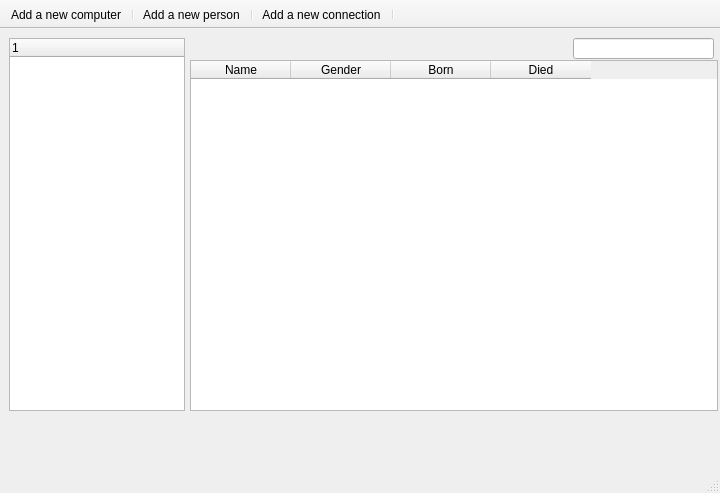
First picture: the form in database.ui, repository Verklegtnamskeid1/gubb, before the edit.
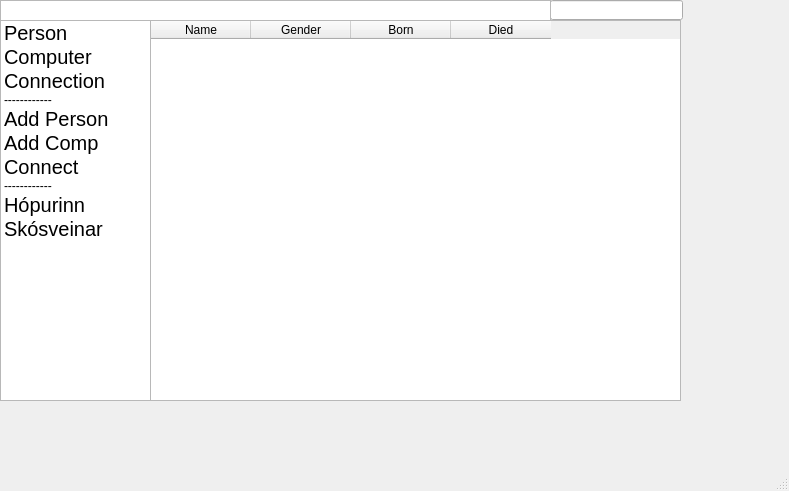
Second picture: the form after the edit. Icons and pictures are not drawn.

Patch:
```diff
--- a/database.ui
+++ b/database.ui
@@ -6,8 +6,8 @@
    <rect>
     <x>0</x>
     <y>0</y>
-    <width>720</width>
-    <height>493</height>
+    <width>789</width>
+    <height>491</height>
    </rect>
   </property>
   <property name="windowTitle">
@@ -27,64 +27,25 @@
    </size>
   </property>
   <widget class="QWidget" name="centralWidget">
-   <widget class="QTreeWidget" name="treeWidget">
-    <property name="geometry">
-     <rect>
-      <x>9</x>
-      <y>9</y>
-      <width>176</width>
-      <height>373</height>
-     </rect>
-    </property>
-    <column>
-     <property name="text">
-      <string notr="true">1</string>
-     </property>
-    </column>
-   </widget>
    <widget class="QLineEdit" name="Search_edit">
     <property name="geometry">
      <rect>
-      <x>573</x>
-      <y>9</y>
-      <width>141</width>
-      <height>21</height>
+      <x>550</x>
+      <y>0</y>
+      <width>133</width>
+      <height>20</height>
      </rect>
     </property>
    </widget>
    <widget class="QTableWidget" name="display_all">
     <property name="geometry">
      <rect>
-      <x>190</x>
-      <y>31</y>
-      <width>528</width>
-      <height>351</height>
+      <x>150</x>
+      <y>20</y>
+      <width>531</width>
+      <height>381</height>
      </rect>
     </property>
-    <property name="minimumSize">
-     <size>
-      <width>528</width>
-      <height>0</height>
-     </size>
-    </property>
-    <property name="editTriggers">
-     <set>QAbstractItemView::NoEditTriggers</set>
-    </property>
-    <property name="alternatingRowColors">
-     <bool>false</bool>
-    </property>
-    <property name="selectionBehavior">
-     <enum>QAbstractItemView::SelectRows</enum>
-    </property>
-    <property name="showGrid">
-     <bool>false</bool>
-    </property>
-    <property name="sortingEnabled">
-     <bool>true</bool>
-    </property>
-    <attribute name="horizontalHeaderStretchLastSection">
-     <bool>false</bool>
-    </attribute>
     <column>
      <property name="text">
       <string>Name</string>
@@ -106,25 +67,144 @@
      </property>
     </column>
    </widget>
+   <widget class="QListWidget" name="listWidget">
+    <property name="geometry">
+     <rect>
+      <x>0</x>
+      <y>20</y>
+      <width>151</width>
+      <height>381</height>
+     </rect>
+    </property>
+    <item>
+     <property name="text">
+      <string>Person</string>
+     </property>
+     <property name="font">
+      <font>
+       <pointsize>15</pointsize>
+       <weight>50</weight>
+       <bold>false</bold>
+      </font>
+     </property>
+     <property name="icon">
+      <iconset>
+       <normaloff>../../../addperson.png</normaloff>../../../addperson.png</iconset>
+     </property>
+    </item>
+    <item>
+     <property name="text">
+      <string>Computer</string>
+     </property>
+     <property name="font">
+      <font>
+       <pointsize>15</pointsize>
+      </font>
+     </property>
+     <property name="icon">
+      <iconset>
+       <normaloff>../../../addcomp.jpg</normaloff>../../../addcomp.jpg</iconset>
+     </property>
+    </item>
+    <item>
+     <property name="text">
+      <string>Connection</string>
+     </property>
+     <property name="font">
+      <font>
+       <pointsize>15</pointsize>
+      </font>
+     </property>
+     <property name="icon">
+      <iconset>
+       <normaloff>../../../connect.png</normaloff>../../../connect.png</iconset>
+     </property>
+    </item>
+    <item>
+     <property name="text">
+      <string>------------</string>
+     </property>
+    </item>
+    <item>
+     <property name="text">
+      <string>Add Person</string>
+     </property>
+     <property name="font">
+      <font>
+       <pointsize>15</pointsize>
+      </font>
+     </property>
+     <property name="icon">
+      <iconset>
+       <normaloff>../../../plus.png</normaloff>../../../plus.png</iconset>
+     </property>
+    </item>
+    <item>
+     <property name="text">
+      <string>Add Comp</string>
+     </property>
+     <property name="font">
+      <font>
+       <pointsize>15</pointsize>
+      </font>
+     </property>
+     <property name="icon">
+      <iconset>
+       <normaloff>../../../plus.png</normaloff>../../../plus.png</iconset>
+     </property>
+    </item>
+    <item>
+     <property name="text">
+      <string>Connect</string>
+     </property>
+     <property name="font">
+      <font>
+       <pointsize>15</pointsize>
+      </font>
+     </property>
+     <property name="icon">
+      <iconset>
+       <normaloff>../../../plus.png</normaloff>../../../plus.png</iconset>
+     </property>
+    </item>
+    <item>
+     <property name="text">
+      <string>------------</string>
+     </property>
+    </item>
+    <item>
+     <property name="text">
+      <string>Hópurinn</string>
+     </property>
+     <property name="font">
+      <font>
+       <pointsize>15</pointsize>
+      </font>
+     </property>
+    </item>
+    <item>
+     <property name="text">
+      <string>Skósveinar</string>
+     </property>
+     <property name="font">
+      <font>
+       <pointsize>15</pointsize>
+      </font>
+     </property>
+    </item>
+   </widget>
+   <widget class="QListWidget" name="listWidget_2">
+    <property name="geometry">
+     <rect>
+      <x>0</x>
+      <y>0</y>
+      <width>551</width>
+      <height>21</height>
+     </rect>
+    </property>
+   </widget>
   </widget>
   <widget class="QStatusBar" name="statusBar"/>
-  <widget class="QToolBar" name="mainToolBar">
-   <property name="movable">
-    <bool>false</bool>
-   </property>
-   <attribute name="toolBarArea">
-    <enum>TopToolBarArea</enum>
-   </attribute>
-   <attribute name="toolBarBreak">
-    <bool>false</bool>
-   </attribute>
-   <addaction name="actionAdd_a_new_computer"/>
-   <addaction name="separator"/>
-   <addaction name="actionAdd_a_new_person_2"/>
-   <addaction name="separator"/>
-   <addaction name="actionAdd_a_new_connection"/>
-   <addaction name="separator"/>
-  </widget>
   <action name="actionAdd_a_new_computer">
    <property name="icon">
     <iconset resource="computericon.qrc">
```
Left out of the diff: 4 changed lines with no effect on the pictures.
